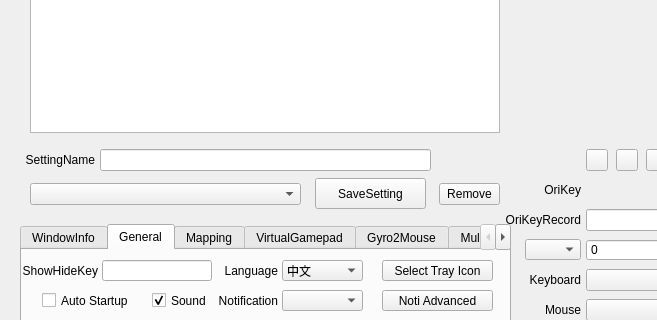
Zalafina/QKeyMapper, file QKeyMapper/qkeymapper.ui: the form before one commit; both pictures show x 0 to 657 and y 221 to 541 of the 1070 by 670 pixel window.
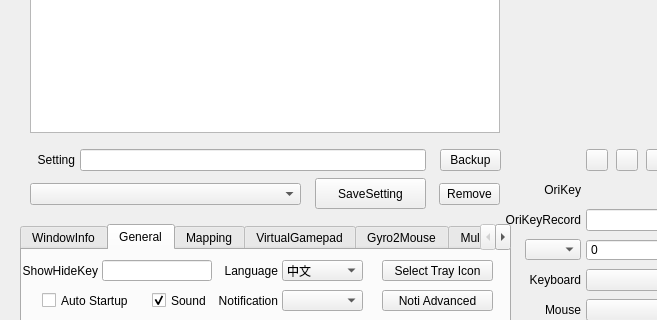
The form after the commit.

Commit message: Test for setting export & import.

The edit to the form file:
```diff
--- a/QKeyMapper/qkeymapper.ui
+++ b/QKeyMapper/qkeymapper.ui
@@ -2328,9 +2328,9 @@
   <widget class="QLineEdit" name="settingNameLineEdit">
    <property name="geometry">
     <rect>
-     <x>100</x>
+     <x>80</x>
      <y>370</y>
-     <width>331</width>
+     <width>346</width>
      <height>22</height>
     </rect>
    </property>
@@ -2340,12 +2340,12 @@
     <rect>
      <x>4</x>
      <y>370</y>
-     <width>91</width>
+     <width>71</width>
      <height>22</height>
     </rect>
    </property>
    <property name="text">
-    <string>SettingName</string>
+    <string>Setting</string>
    </property>
    <property name="alignment">
     <set>Qt::AlignmentFlag::AlignRight|Qt::AlignmentFlag::AlignTrailing|Qt::AlignmentFlag::AlignVCenter</set>
@@ -2380,6 +2380,25 @@
     </rect>
    </property>
   </widget>
+  <widget class="QPushButton" name="backupSettingButton">
+   <property name="geometry">
+    <rect>
+     <x>440</x>
+     <y>370</y>
+     <width>61</width>
+     <height>22</height>
+    </rect>
+   </property>
+   <property name="focusPolicy">
+    <enum>Qt::FocusPolicy::NoFocus</enum>
+   </property>
+   <property name="text">
+    <string>Backup</string>
+   </property>
+   <property name="autoDefault">
+    <bool>false</bool>
+   </property>
+  </widget>
  </widget>
  <layoutdefault spacing="6" margin="11"/>
  <resources/>
```
The commit also changes 9 other files.
